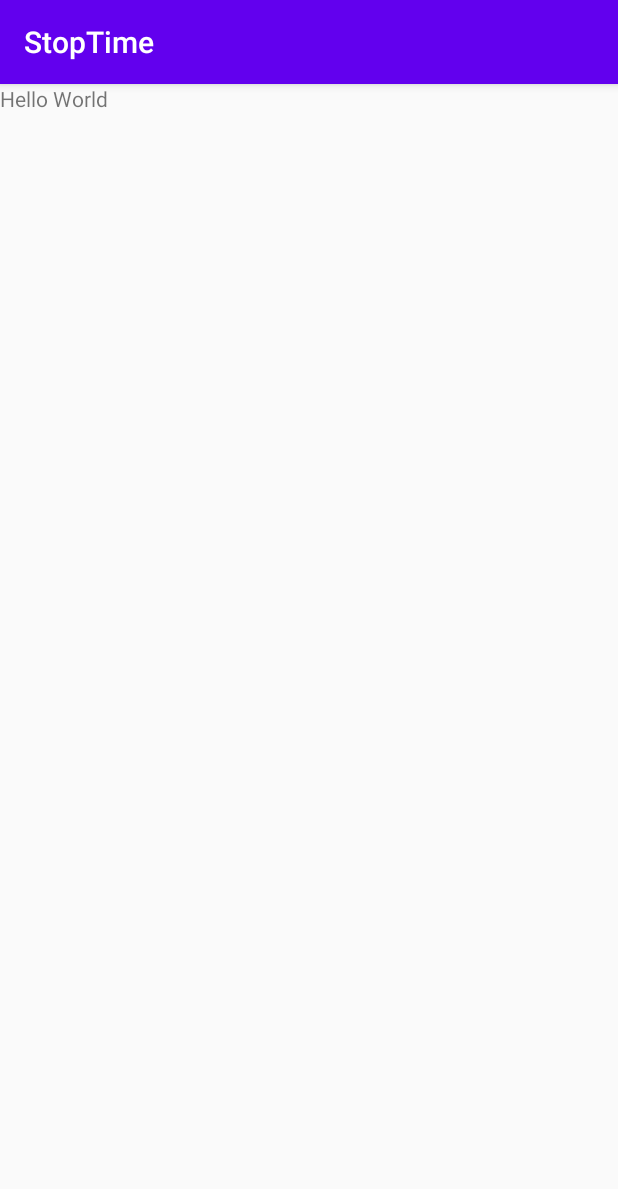
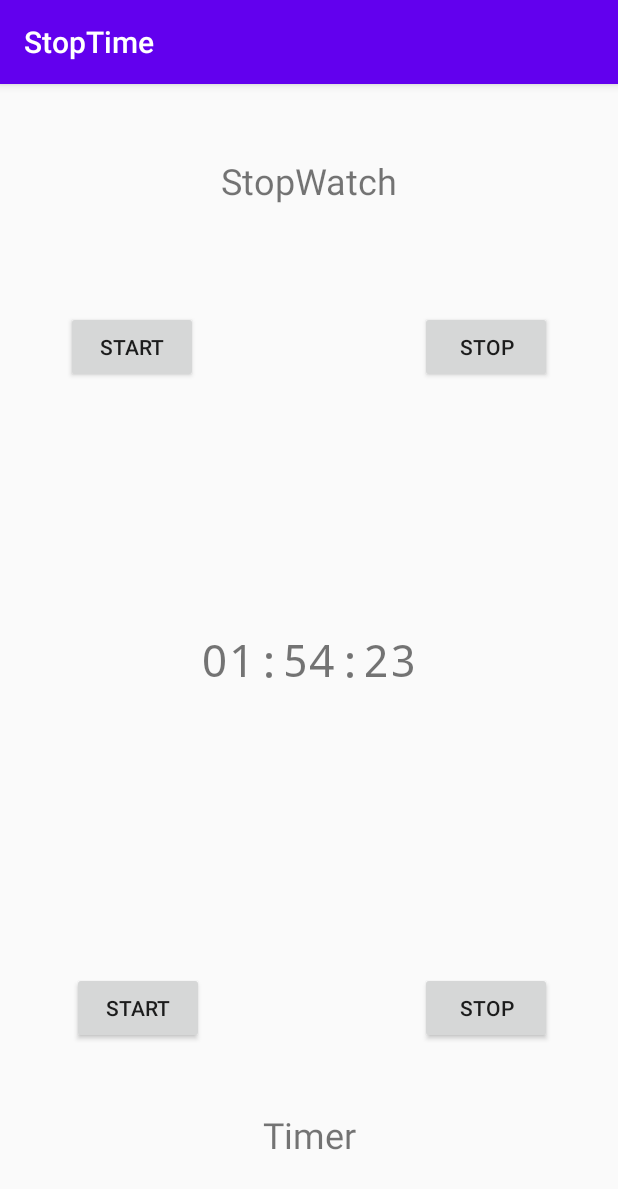
Before and after one commit to kulvind3r/stoptime, an Android app: the screen it shows after launch (MainActivity), on a phone screen of 412 x 824 dp. Shown: the top 1189 px of the screen. Run offline under Robolectric (Android 15) with nearby library versions, the light colour scheme and no system bars.

Commit message:
Rough Layout of application

```diff
--- a/app/build.gradle
+++ b/app/build.gradle
@@ -25,6 +25,8 @@ android {
 dependencies {
     implementation fileTree(dir: "libs", include: ["*.jar"])
     implementation 'androidx.appcompat:appcompat:1.2.0'
+    implementation 'androidx.constraintlayout:constraintlayout:1.1.3'
+    implementation 'com.android.support.constraint:constraint-layout:1.1.3'
     testImplementation 'junit:junit:4.12'
     androidTestImplementation 'androidx.test.ext:junit:1.1.2'
     androidTestImplementation 'androidx.test.espresso:espresso-core:3.3.0'
--- a/app/src/main/res/layout/activity_main.xml
+++ b/app/src/main/res/layout/activity_main.xml
@@ -1,11 +1,88 @@
 <?xml version="1.0" encoding="utf-8"?>
-<LinearLayout xmlns:android="http://schemas.android.com/apk/res/android"
-    android:orientation="vertical" android:layout_width="match_parent"
-    android:layout_height="match_parent">
+<androidx.constraintlayout.widget.ConstraintLayout xmlns:android="http://schemas.android.com/apk/res/android"
+    xmlns:app="http://schemas.android.com/apk/res-auto"
+    xmlns:tools="http://schemas.android.com/tools"
+    android:id="@+id/ConstraintLayout"
+    android:layout_width="match_parent"
+    android:layout_height="match_parent"
+    android:orientation="vertical">
+
+    <Button
+        android:id="@+id/button"
+        android:layout_width="wrap_content"
+        android:layout_height="wrap_content"
+        android:layout_marginStart="44dp"
+        android:layout_marginTop="57dp"
+        android:text="Start"
+        app:layout_constraintStart_toStartOf="parent"
+        app:layout_constraintTop_toBottomOf="@+id/textView6" />
+
+    <Button
+        android:id="@+id/button2"
+        android:layout_width="wrap_content"
+        android:layout_height="wrap_content"
+        android:layout_marginTop="57dp"
+        android:layout_marginEnd="44dp"
+        android:text="Stop"
+        app:layout_constraintEnd_toEndOf="parent"
+        app:layout_constraintTop_toBottomOf="@+id/textView6" />
+
+    <Button
+        android:id="@+id/button3"
+        android:layout_width="wrap_content"
+        android:layout_height="wrap_content"
+        android:layout_marginStart="48dp"
+        android:layout_marginBottom="44dp"
+        android:text="Start"
+        app:layout_constraintBottom_toTopOf="@+id/textView7"
+        app:layout_constraintStart_toStartOf="parent" />
+
+    <Button
+        android:id="@+id/button4"
+        android:layout_width="wrap_content"
+        android:layout_height="wrap_content"
+        android:layout_marginEnd="44dp"
+        android:layout_marginBottom="44dp"
+        android:text="Stop"
+        app:layout_constraintBottom_toTopOf="@+id/textView7"
+        app:layout_constraintEnd_toEndOf="parent" />
 
     <TextView
-        android:id="@+id/textView"
-        android:layout_width="match_parent"
-        android:layout_height="wrap_content"
-        android:text="Hello World" />
-</LinearLayout>
+        android:id="@+id/textView6"
+        android:layout_width="321dp"
+        android:layout_height="46dp"
+        android:layout_marginTop="48dp"
+        android:text="StopWatch"
+        android:textAlignment="center"
+        android:textSize="24sp"
+        app:layout_constraintEnd_toEndOf="parent"
+        app:layout_constraintStart_toStartOf="parent"
+        app:layout_constraintTop_toTopOf="parent" />
+
+    <TextView
+        android:id="@+id/textView7"
+        android:layout_width="316dp"
+        android:layout_height="44dp"
+        android:layout_marginBottom="40dp"
+        android:text="Timer"
+        android:textAlignment="center"
+        android:textSize="24sp"
+        app:layout_constraintBottom_toBottomOf="parent"
+        app:layout_constraintEnd_toEndOf="parent"
+        app:layout_constraintStart_toStartOf="parent" />
+
+    <TextView
+        android:id="@+id/textView8"
+        android:layout_width="318dp"
+        android:layout_height="41dp"
+        android:fontFamily="monospace"
+        android:lineSpacingExtra="8sp"
+        android:text="01:54:23"
+        android:textAlignment="center"
+        android:textSize="30sp"
+        app:layout_constraintBottom_toBottomOf="parent"
+        app:layout_constraintEnd_toEndOf="parent"
+        app:layout_constraintStart_toStartOf="parent"
+        app:layout_constraintTop_toTopOf="parent" />
+
+</androidx.constraintlayout.widget.ConstraintLayout>
```
